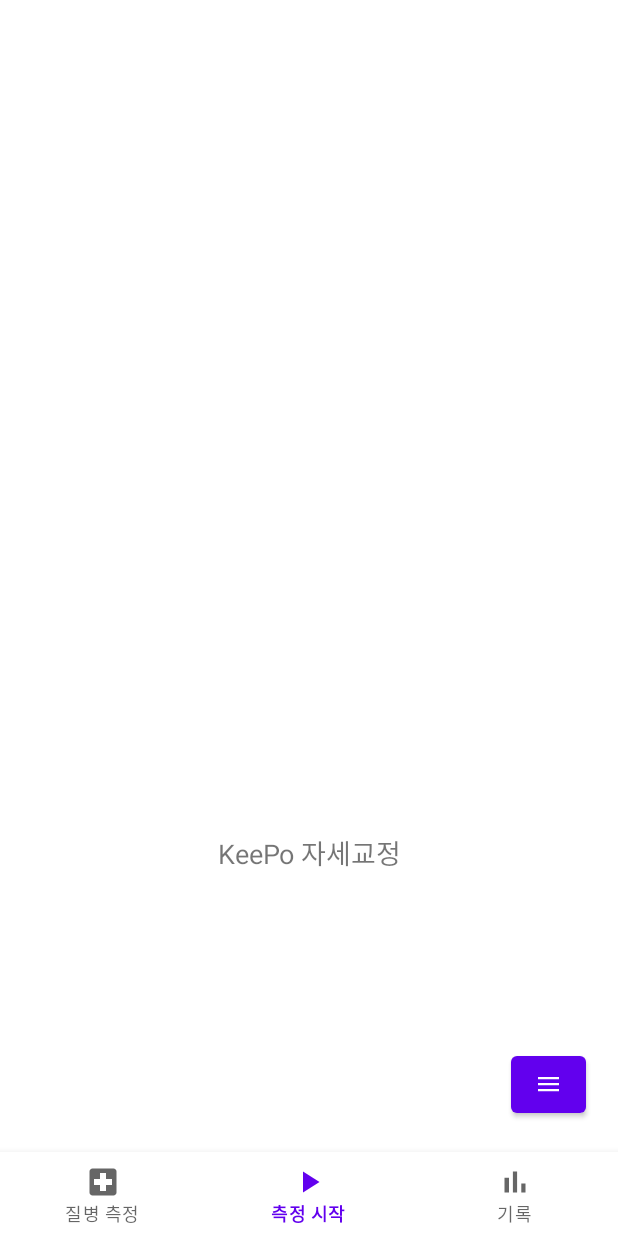
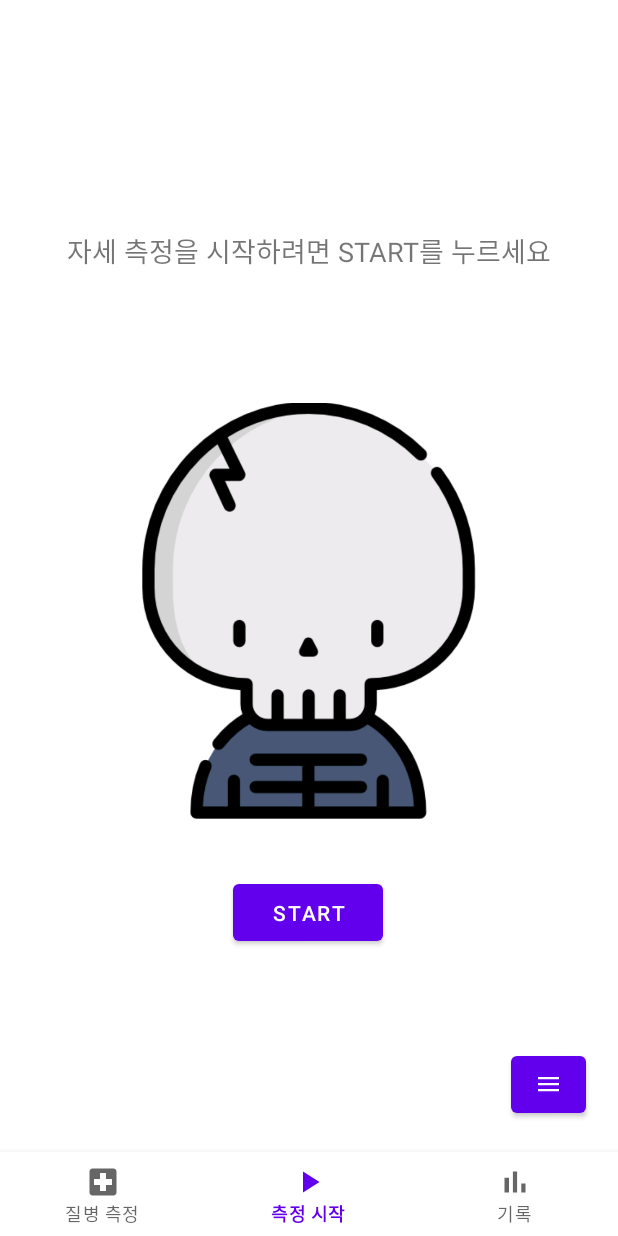
Before and after one commit to changhyeon12333/Keepo-project, an Android app: the DashboardFragment screen opened through its navigation route, on a phone screen of 412 x 824 dp. Run offline under Robolectric (Android 15) with nearby library versions, the phone set to English and light mode, and no system bars; our stand-ins replace navigation-ui.

Commit message:
masurement page

```diff
--- a/app/src/main/java/com/example/keepo_app/ui/dashboard/DashboardViewModel.kt
+++ b/app/src/main/java/com/example/keepo_app/ui/dashboard/DashboardViewModel.kt
@@ -7,7 +7,7 @@ import androidx.lifecycle.ViewModel
 class DashboardViewModel : ViewModel() {
 
     private val _text = MutableLiveData<String>().apply {
-        value = "KeePo 자세교정"
+        value = "자세 측정을 시작하려면 START를 누르세요"
     }
     val text: LiveData<String> = _text
 }
--- a/app/src/main/res/layout/fragment_dashboard.xml
+++ b/app/src/main/res/layout/fragment_dashboard.xml
@@ -7,18 +7,40 @@
     tools:context=".ui.dashboard.DashboardFragment">
 
     <TextView
-        android:id="@+id/text_dashboard"
-        android:layout_width="match_parent"
+        android:id="@+id/textDashboard"
+        android:layout_width="wrap_content"
         android:layout_height="wrap_content"
-        android:layout_marginStart="8dp"
-        android:layout_marginTop="8dp"
-        android:layout_marginEnd="8dp"
-        android:textAlignment="center"
+        android:text="자세 측정을 시작하려면 START를 누르세요"
         android:textSize="18sp"
+        app:layout_constraintBottom_toTopOf="@+id/button"
+        app:layout_constraintEnd_toEndOf="parent"
+        app:layout_constraintHorizontal_bias="0.498"
+        app:layout_constraintStart_toStartOf="parent"
+        app:layout_constraintTop_toTopOf="parent"
+        app:layout_constraintVertical_bias="0.195" />
+
+    <Button
+        android:id="@+id/button"
+        android:layout_width="100dp"
+        android:layout_height="50dp"
+        android:text="start"
         app:layout_constraintBottom_toBottomOf="parent"
         app:layout_constraintEnd_toEndOf="parent"
-        app:layout_constraintHorizontal_bias="1.0"
+        app:layout_constraintHorizontal_bias="0.498"
         app:layout_constraintStart_toStartOf="parent"
         app:layout_constraintTop_toTopOf="parent"
-        app:layout_constraintVertical_bias="0.67" />
+        app:layout_constraintVertical_bias="0.734" />
+
+    <ImageView
+        android:id="@+id/imageView2"
+        android:layout_width="278dp"
+        android:layout_height="368dp"
+        android:src="@drawable/coloricon"
+        app:layout_constraintBottom_toBottomOf="parent"
+        app:layout_constraintEnd_toEndOf="parent"
+        app:layout_constraintHorizontal_bias="0.496"
+        app:layout_constraintStart_toStartOf="parent"
+        app:layout_constraintTop_toTopOf="parent"
+        app:layout_constraintVertical_bias="0.418" />
+
 </androidx.constraintlayout.widget.ConstraintLayout>
```
